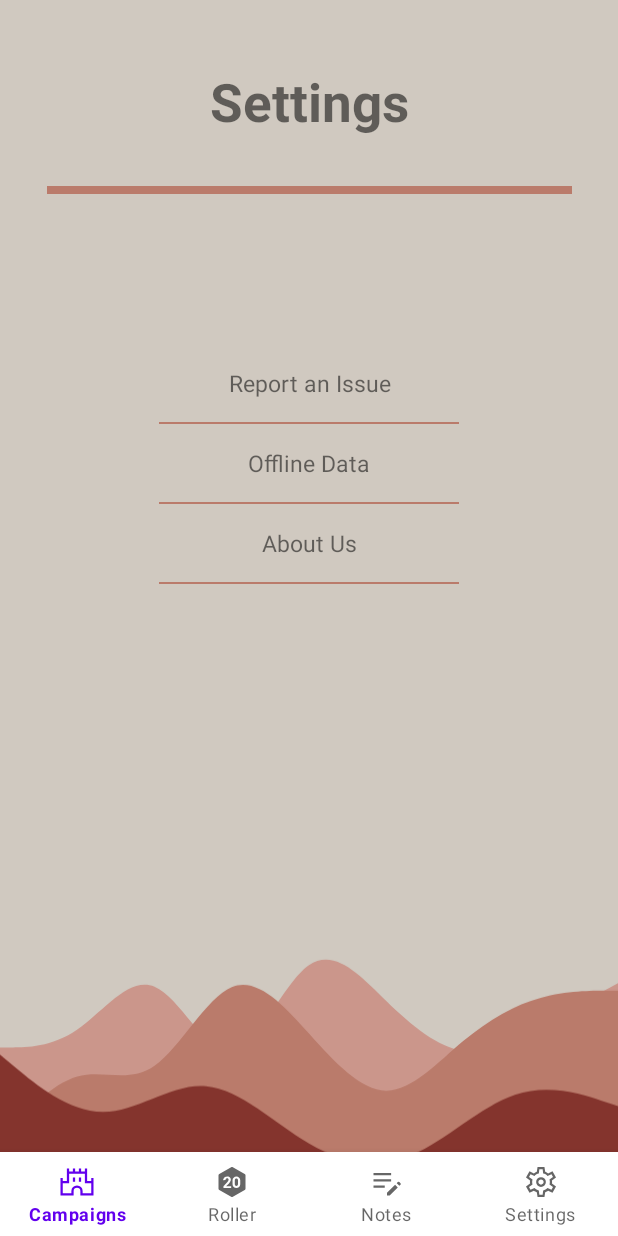
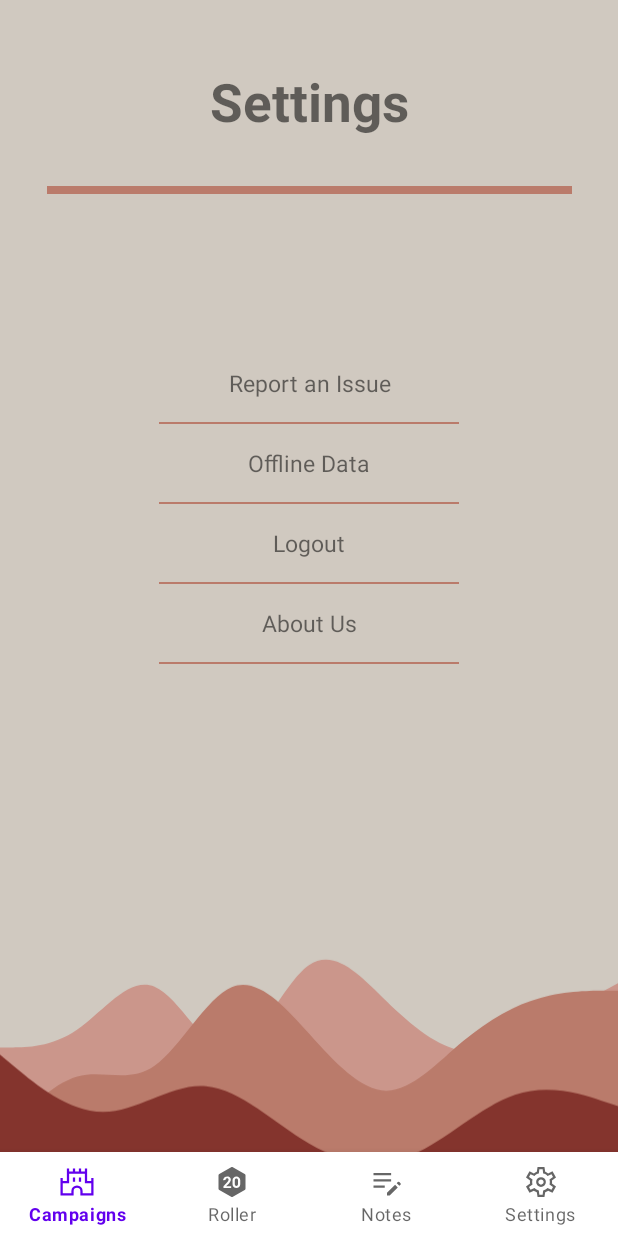
Before and after one commit to SCCapstone/BoredBards, an Android app: the layout settings_screen.xml on its own in the app's theme, with its tools: preview values and no code run, on a phone screen of 412 x 824 dp. Run offline under Robolectric (Android 15) with nearby library versions, the phone set to English and light mode, and no system bars.

Commit message:
Added Logout to settings again; added functionality to button click (#153)

```diff
--- a/app/src/main/res/layout/settings_screen.xml
+++ b/app/src/main/res/layout/settings_screen.xml
@@ -152,6 +152,20 @@
             android:background="@color/darkblushPink"/>
 
         <TextView
+            android:id="@+id/logout"
+            android:layout_width="fill_parent"
+            android:layout_height="wrap_content"
+            android:textAlignment="center"
+            android:padding="15dp"
+            android:text="@string/logout"
+            android:textSize="15sp" />
+        <View
+            android:id="@+id/div4"
+            android:layout_width="200dp"
+            android:layout_height="1dp"
+            android:background="@color/darkblushPink"/>
+
+        <TextView
             android:id="@+id/aboutUs"
             android:layout_width="fill_parent"
             android:layout_height="wrap_content"
@@ -160,7 +174,7 @@
             android:text="@string/about_us"
             android:textSize="15sp" />
         <View
-            android:id="@+id/div4"
+            android:id="@+id/div5"
             android:layout_width="200dp"
             android:layout_height="1dp"
             android:background="@color/darkblushPink"/>
```
Also changed, not shown: app/src/main/java/com/example/bored_bard/UI_files/settings_activity.java (+13 -0 lines).
